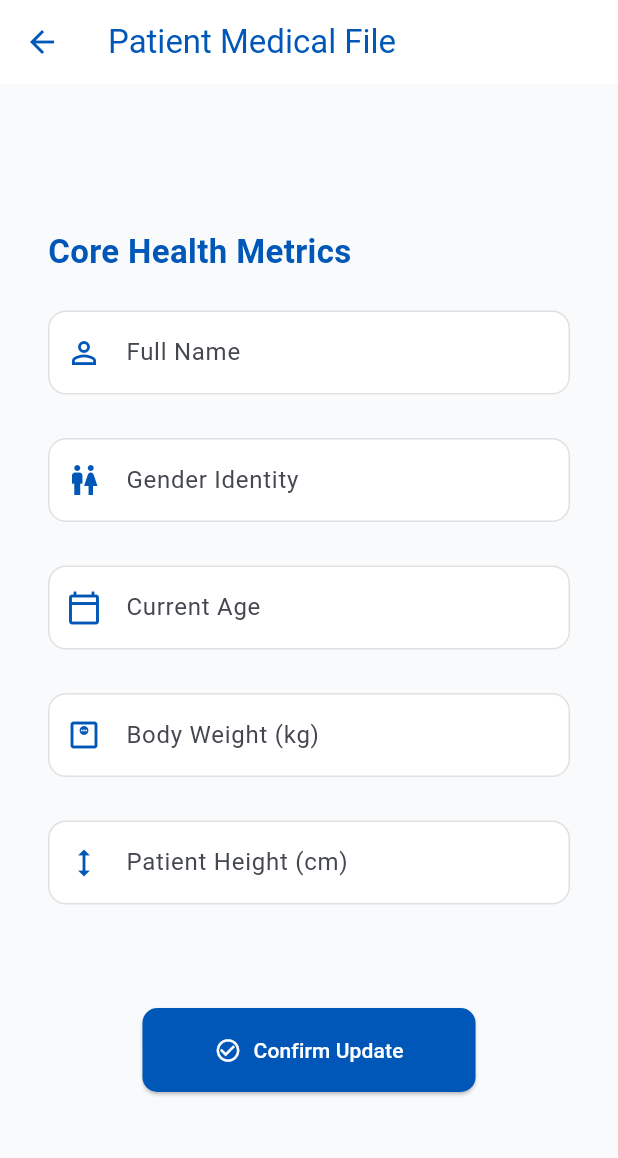
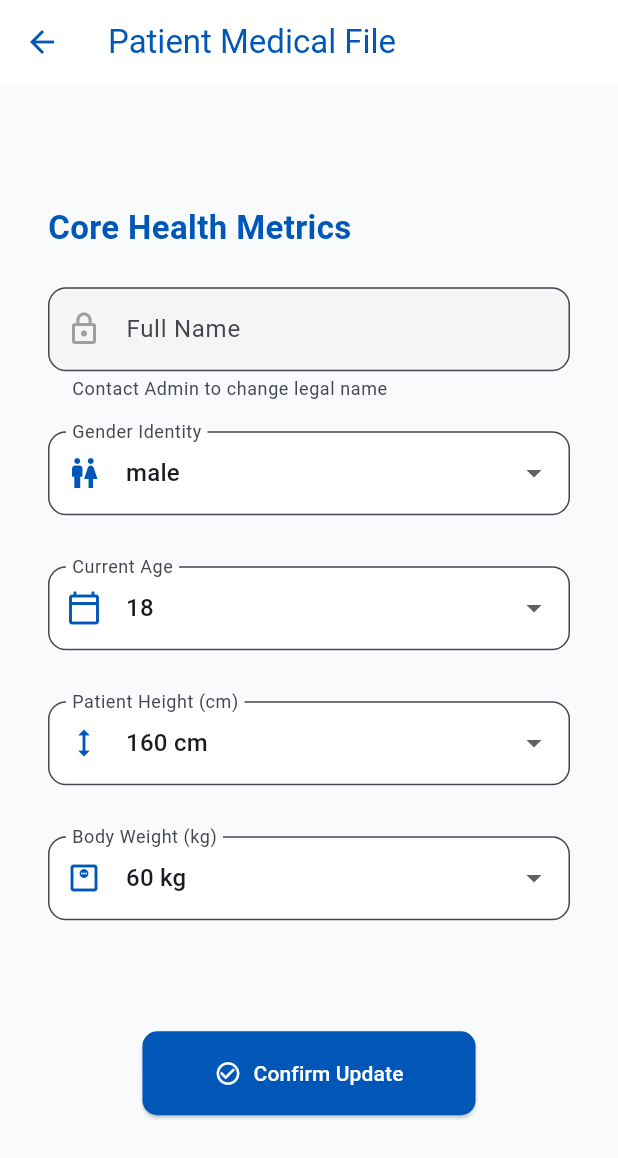
Before and after one commit to Hatemmhossam/GeneX, a Flutter app: the ProfileScreen screen opened directly, after a tap on "Confirm Update", on a phone screen of 412 x 824 dp. Shown: the top 1158 px of the screen. Run offline on Flutter 3.47's test engine with Material 3 defaults, Android fonts, the phone set to English and light mode, and no system bars; our stand-ins replace dio, file_picker, flutter_riverpod, shared_preferences; accounts and stored records are empty; network calls fail.

Commit message:
Enhance user profile model and UI with extra fields
Added 'username' to the UserSerializer in the backend. Updated the UserModel in Flutter to include displayName, age, weight, height, and gender fields. Refactored the patient profile view to use dropdowns for gender, age, height, and weight, and made the name field read-only for improved UX and data consistency.

```diff
--- a/genex_project/genex_frontend/genex_app/lib/views/patient/profile_view.dart
+++ b/genex_project/genex_frontend/genex_app/lib/views/patient/profile_view.dart
@@ -11,12 +11,13 @@ class ProfileScreen extends StatefulWidget {
 }
 
 class _ProfileScreenState extends State<ProfileScreen> {
-  // Controllers to hold and display the medical data
   final nameController = TextEditingController();
-  final ageController = TextEditingController();
-  final genderController = TextEditingController();
-  final weightController = TextEditingController();
-  final heightController = TextEditingController();
+
+  // State variables to hold dropdown values
+  String selectedGender = 'male';
+  int selectedAge = 18;
+  int selectedHeight = 160;
+  int selectedWeight = 60;
 
   bool isSaving = false;
   bool isFetching = true;
@@ -30,33 +31,23 @@ class _ProfileScreenState extends State<ProfileScreen> {
   @override
   void dispose() {
     nameController.dispose();
-    ageController.dispose();
-    genderController.dispose();
-    weightController.dispose();
-    heightController.dispose();
     super.dispose();
   }
 
   Future<void> fetchProfile() async {
-    // Uses the same key as your AuthViewModel
     final token = await SecureStorage.readToken();
-
     if (token == null) {
-      debugPrint("DEBUG: No token found. Please log in again.");
       if (mounted) setState(() => isFetching = false);
       return;
     }
 
     try {
-      // Using localhost for Chrome/Web and 127.0.0.1 for Desktop/Mobile
       final url = Uri.parse('http://localhost:8000/api/profile/');
-
       final response = await http.get(
         url,
         headers: {
           'Authorization': 'Bearer $token',
           'Content-Type': 'application/json',
-          'Accept': 'application/json',
         },
       );
 
@@ -64,19 +55,19 @@ class _ProfileScreenState extends State<ProfileScreen> {
         final data = json.decode(response.body);
         if (mounted) {
           setState(() {
-            // Mapping Django User model fields to Controllers
-            nameController.text = data['first_name']?.toString() ?? '';
-            genderController.text = data['gender']?.toString() ?? '';
-            ageController.text = data['age']?.toString() ?? '';
-            weightController.text = data['weight']?.toString() ?? '';
-            heightController.text = data['height']?.toString() ?? '';
+            // Read-only name
+            nameController.text = data['first_name']?.toString() ?? data['username'] ?? '';
+
+            // Dropdown initial values from server (with null safety)
+            selectedGender = data['gender']?.toString().toLowerCase() ?? 'male';
+            selectedAge = data['age'] != null ? (data['age'] as int) : 18;
+            selectedHeight = data['height'] != null ? (data['height'] as num).toInt() : 160;
+            selectedWeight = data['weight'] != null ? (data['weight'] as num).toInt() : 60;
           });
         }
-      } else {
-        debugPrint("DEBUG: Server Error ${response.statusCode}");
       }
     } catch (e) {
-      debugPrint("DEBUG: Fetching failed: $e");
+      debugPrint("Fetch error: $e");
     } finally {
       if (mounted) setState(() => isFetching = false);
     }
@@ -96,11 +87,11 @@ class _ProfileScreenState extends State<ProfileScreen> {
           'Content-Type': 'application/json',
         },
         body: json.encode({
-          'first_name': nameController.text,
-          'age': int.tryParse(ageController.text),
-          'gender': genderController.text,
-          'weight': double.tryParse(weightController.text),
-          'height': double.tryParse(heightController.text),
+          'age': selectedAge,
+          'gender': selectedGender,
+          'weight': selectedWeight.toDouble(),
+          'height': selectedHeight.toDouble(),
+          // first_name is not sent because it is read-only
         }),
       );
 
@@ -110,7 +101,7 @@ class _ProfileScreenState extends State<ProfileScreen> {
         );
       }
     } catch (e) {
-      debugPrint("DEBUG: Update failed: $e");
+      debugPrint("Update error: $e");
     } finally {
       if (mounted) setState(() => isSaving = false);
     }
@@ -120,16 +111,7 @@ class _ProfileScreenState extends State<ProfileScreen> {
   Widget build(BuildContext context) {
     if (isFetching) {
       return const Scaffold(
-        body: Center(
-          child: Column(
-            mainAxisAlignment: MainAxisAlignment.center,
-            children: [
-              CircularProgressIndicator(),
-              SizedBox(height: 16),
-              Text("Syncing with Clinical Records...", style: TextStyle(color: Colors.blueGrey)),
-            ],
-          ),
-        ),
+        body: Center(child: CircularProgressIndicator()),
       );
     }
 
@@ -149,26 +131,61 @@ class _ProfileScreenState extends State<ProfileScreen> {
                   style: TextStyle(fontSize: 22, fontWeight: FontWeight.bold, color: Color(0xFF0057B7)),
                 ),
                 const SizedBox(height: 24),
-                LayoutBuilder(
-                  builder: (context, constraints) {
+
+                // 1. Fixed Name Field (Read Only)
+                _buildReadOnlyField(nameController, 'Full Name', Icons.lock_outline),
+
+                const SizedBox(height: 20),
+
+                // 2. Interactive Dropdowns
+                LayoutBuilder(builder: (context, constraints) {
                   return GridView(
                     shrinkWrap: true,
                     physics: const NeverScrollableScrollPhysics(),
                     gridDelegate: SliverGridDelegateWithFixedCrossAxisCount(
                       crossAxisCount: constraints.maxWidth > 600 ? 2 : 1,
                       crossAxisSpacing: 20,
-                        mainAxisExtent: 85,
+                      mainAxisExtent: 90,
                     ),
                     children: [
-                        _buildField(nameController, 'Full Name', Icons.person_outline),
-                        _buildField(genderController, 'Gender Identity', Icons.wc_outlined),
-                        _buildField(ageController, 'Current Age', Icons.calendar_today_outlined, isNumber: true),
-                        _buildField(weightController, 'Body Weight (kg)', Icons.monitor_weight_outlined, isNumber: true),
-                        _buildField(heightController, 'Patient Height (cm)', Icons.height_outlined, isNumber: true),
+                      // GENDER
+                      _buildDropdown<String>(
+                        label: 'Gender Identity',
+                        icon: Icons.wc_outlined,
+                        value: selectedGender,
+                        items: const ['male', 'female'],
+                        onChanged: (val) => setState(() => selectedGender = val!),
+                      ),
+                      // AGE
+                      _buildDropdown<int>(
+                        label: 'Current Age',
+                        icon: Icons.calendar_today_outlined,
+                        value: selectedAge,
+                        items: List.generate(83, (i) => i + 18),
+                        onChanged: (val) => setState(() => selectedAge = val!),
+                      ),
+                      // HEIGHT
+                      _buildDropdown<int>(
+                        label: 'Patient Height (cm)',
+                        icon: Icons.height_outlined,
+                        value: selectedHeight,
+                        items: List.generate(91, (i) => i + 120),
+                        onChanged: (val) => setState(() => selectedHeight = val!),
+                        suffix: ' cm',
+                      ),
+                      // WEIGHT
+                      _buildDropdown<int>(
+                        label: 'Body Weight (kg)',
+                        icon: Icons.monitor_weight_outlined,
+                        value: selectedWeight,
+                        items: List.generate(141, (i) => i + 30),
+                        onChanged: (val) => setState(() => selectedWeight = val!),
+                        suffix: ' kg',
+                      ),
                     ],
                   );
-                  },
-                ),
+                }),
+
                 const SizedBox(height: 40),
                 Center(
                   child: ElevatedButton.icon(
@@ -179,7 +196,9 @@ class _ProfileScreenState extends State<ProfileScreen> {
                       shape: RoundedRectangleBorder(borderRadius: BorderRadius.circular(10)),
                     ),
                     onPressed: isSaving ? null : saveProfile,
-                    icon: isSaving ? const SizedBox(width: 20, height: 20, child: CircularProgressIndicator(strokeWidth: 2, color: Colors.white)) : const Icon(Icons.check_circle_outline),
+                    icon: isSaving
+                      ? const SizedBox(width: 20, height: 20, child: CircularProgressIndicator(color: Colors.white, strokeWidth: 2))
+                      : const Icon(Icons.check_circle_outline),
                     label: Text(isSaving ? 'Saving...' : 'Confirm Update'),
                   ),
                 ),
@@ -191,24 +210,47 @@ class _ProfileScreenState extends State<ProfileScreen> {
     );
   }
 
-  Widget _buildField(TextEditingController controller, String label, IconData icon, {bool isNumber = false}) {
-    return Padding(
-      padding: const EdgeInsets.only(bottom: 12),
-      child: TextField(
+  // UI Helper for the Read Only Name
+  Widget _buildReadOnlyField(TextEditingController controller, String label, IconData icon) {
+    return TextField(
       controller: controller,
-        keyboardType: isNumber ? TextInputType.number : TextInputType.text,
+      readOnly: true,
+      decoration: InputDecoration(
+        labelText: label,
+        prefixIcon: Icon(icon, color: Colors.grey),
+        filled: true,
+        fillColor: Colors.grey.shade100,
+        border: OutlineInputBorder(borderRadius: BorderRadius.circular(12)),
+        helperText: "Contact Admin to change legal name",
+      ),
+    );
+  }
+
+  // UI Helper for Dropdowns
+  Widget _buildDropdown<T>({
+    required String label,
+    required IconData icon,
+    required T value,
+    required List<T> items,
+    required ValueChanged<T?> onChanged,
+    String suffix = "",
+  }) {
+    return DropdownButtonFormField<T>(
+      value: value,
       decoration: InputDecoration(
         labelText: label,
         prefixIcon: Icon(icon, color: const Color(0xFF0057B7)),
         border: OutlineInputBorder(borderRadius: BorderRadius.circular(12)),
         filled: true,
         fillColor: Colors.white,
-          enabledBorder: OutlineInputBorder(
-            borderRadius: BorderRadius.circular(12),
-            borderSide: BorderSide(color: Colors.grey.shade300),
       ),
-        ),
-      ),
+      items: items.map((item) {
+        return DropdownMenuItem<T>(
+          value: item,
+          child: Text(item.toString() + suffix),
+        );
+      }).toList(),
+      onChanged: onChanged,
     );
   }
 }
```
Also changed, not shown: genex_project/genex_frontend/genex_app/lib/models/user_model.dart (+50 -10 lines), 1 other file. Lines whose indentation alone changed are shown as unchanged.
